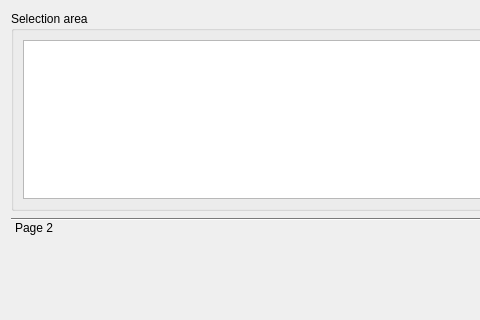
lansdon/cpts483_drc, file drc/gui/mediationprocessview.ui: the form before one commit; both pictures show x 0 to 480 and y 0 to 320 of the 764 by 455 pixel window.
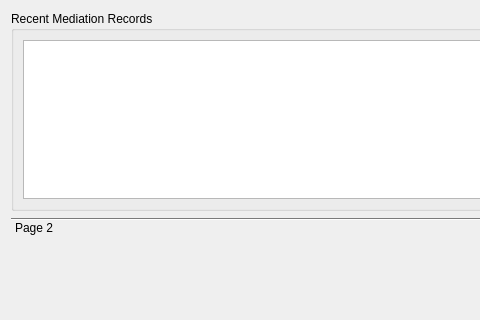
The form after the commit.

Commit message: Mediator Process Form - Adds toolbar button to open/close recent records. Bigger font for toolbox titles. Manager area added (as per discussion w/ Anne.)

Diff of the .ui file:
```diff
--- a/drc/gui/mediationprocessview.ui
+++ b/drc/gui/mediationprocessview.ui
@@ -35,7 +35,7 @@
       </size>
      </property>
      <property name="title">
-      <string>Selection area</string>
+      <string>Recent Mediation Records</string>
      </property>
      <layout class="QGridLayout" name="gridLayout">
       <item row="0" column="0">
```
Left out of the diff: 14 changed lines with no effect on the pictures. The commit also changes 5 other files.
